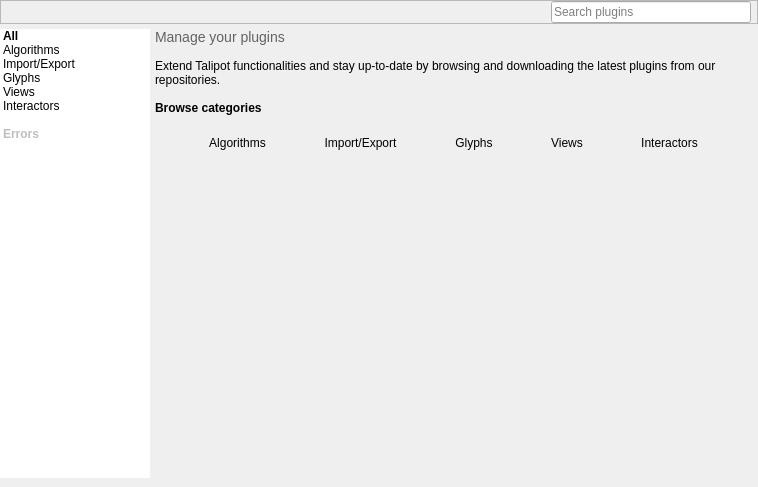
Old version of the form software/talipot/designer/PluginsCenter.ui in the repository anlambert/tulip.
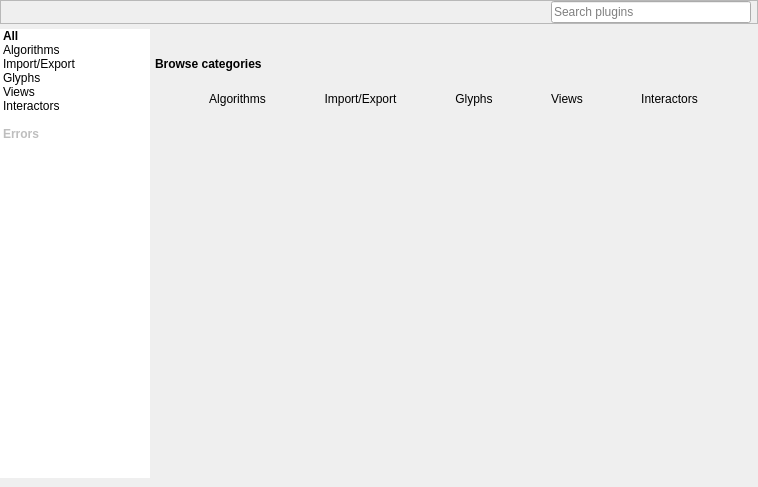
New version of the form. The open tabs and pages were chosen to show the change. Icons and pictures are not drawn. Custom widgets are drawn as their Qt base class.

Diff of the .ui file:
```diff
--- a/software/talipot/designer/PluginsCenter.ui
+++ b/software/talipot/designer/PluginsCenter.ui
@@ -233,17 +233,6 @@
              <verstretch>0</verstretch>
             </sizepolicy>
            </property>
-           <property name="text">
-            <string>&lt;body&gt;
-&lt;p style=&quot; margin-top:0px; margin-bottom:0px; margin-left:0px; margin-right:0px; -qt-block-indent:0; text-indent:0px;&quot;&gt;&lt;img src=&quot;:/talipot/gui/ui/list_bullet_arrow.png&quot; /&gt;&lt;span style=&quot;color:#626262; font-size:large;&quot;&gt;   Manage your plugins&lt;/span&gt;&lt;/p&gt;
-
-&lt;p style=&quot;-qt-paragraph-type:empty; margin-top:0px; margin-bottom:0px; margin-left:0px; margin-right:0px; -qt-block-indent:0; text-indent:0px; font-size:medium;&quot;&gt; &lt;/p&gt;
-
-&lt;p style=&quot; margin-top:0px; margin-bottom:0px; margin-left:0px; margin-right:0px; -qt-block-indent:0; text-indent:0px;&quot;&gt;&lt;span style=&quot;color:#000000;&quot;&gt;Extend Talipot functionalities and stay up-to-date by browsing and downloading the latest plugins from our repositories.&lt;/span&gt;&lt;/p&gt;
-&lt;/body&gt;
-
-&lt;/html&gt;</string>
-           </property>
            <property name="wordWrap">
             <bool>true</bool>
            </property>
```
Left out of the diff: 46 changed lines with no effect on the pictures.
